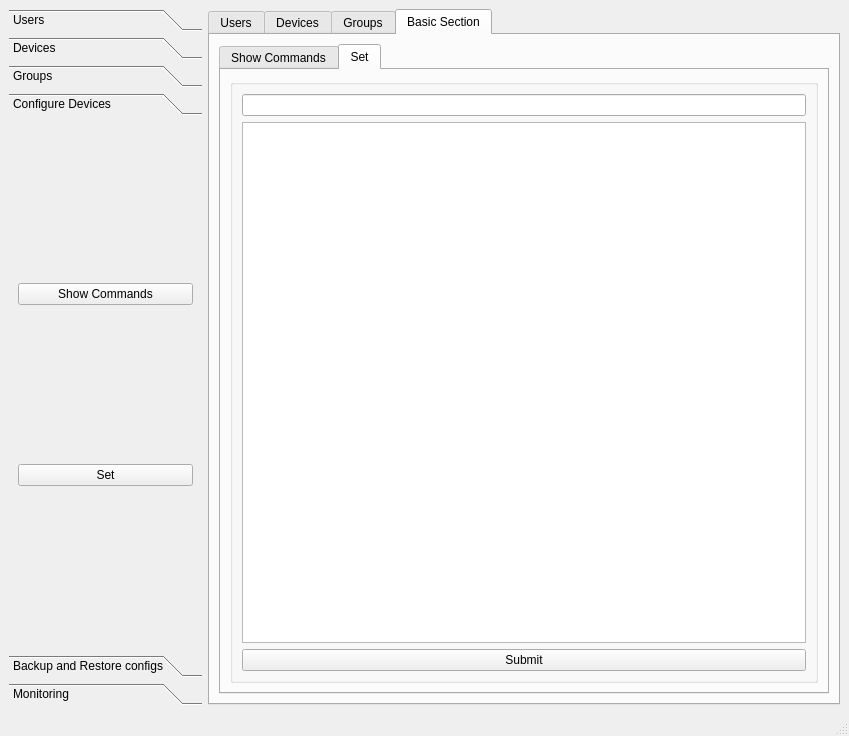
Above: main.ui from saad909/cnsrc before the change. Below: the same form after it.
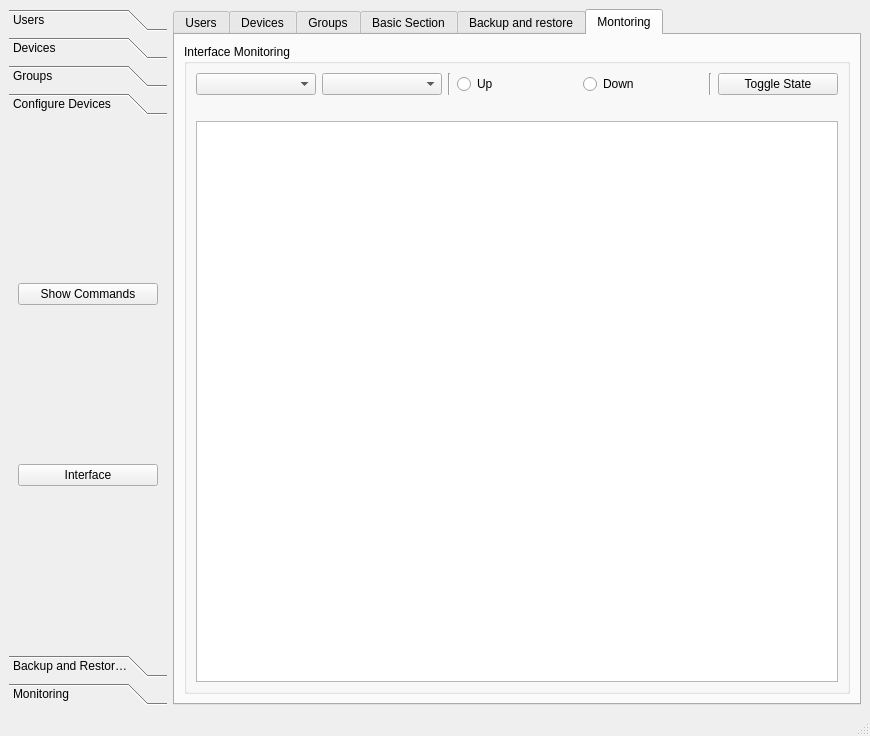
That is the form after the change. The open tabs and pages were chosen to show the change.

Commit message: interface monitoring section gui made

The edit to the form file:
```diff
--- a/main.ui
+++ b/main.ui
@@ -6,7 +6,7 @@
    <rect>
     <x>0</x>
     <y>0</y>
-    <width>849</width>
+    <width>870</width>
     <height>730</height>
    </rect>
   </property>
@@ -26,7 +26,7 @@
    <bool>false</bool>
   </property>
   <widget class="QWidget" name="centralwidget">
-   <layout class="QGridLayout" name="gridLayout_24">
+   <layout class="QFormLayout" name="formLayout">
     <item row="0" column="0">
      <widget class="QToolBox" name="toolBox">
       <property name="sizePolicy">
@@ -149,7 +149,7 @@
         <rect>
          <x>0</x>
          <y>0</y>
-         <width>167</width>
+         <width>170</width>
          <height>528</height>
         </rect>
        </property>
@@ -167,7 +167,7 @@
         <item row="1" column="0">
          <widget class="QPushButton" name="pb_bt_set_ntp">
           <property name="text">
-           <string>Set</string>
+           <string>Interface</string>
           </property>
          </widget>
         </item>
@@ -213,7 +213,7 @@
        <string notr="true"/>
       </property>
       <property name="currentIndex">
-       <number>3</number>
+       <number>5</number>
       </property>
       <widget class="QWidget" name="tab_7">
        <attribute name="title">
@@ -1807,44 +1807,95 @@
           </widget>
           <widget class="QWidget" name="tab_6">
            <attribute name="title">
-            <string>Set</string>
+            <string>Interface state</string>
            </attribute>
-           <layout class="QGridLayout" name="gridLayout_18">
-            <item row="0" column="0">
-             <widget class="QGroupBox" name="groupBox_2">
-              <property name="title">
-               <string/>
-              </property>
-              <layout class="QGridLayout" name="gridLayout_17">
-               <item row="1" column="0">
-                <widget class="QTextEdit" name="bt_set_vlan_desc">
-                 <property name="baseSize">
-                  <size>
-                   <width>400</width>
-                   <height>400</height>
-                  </size>
-                 </property>
-                </widget>
-               </item>
-               <item row="0" column="0">
-                <widget class="QLineEdit" name="bt_set_vlan_no"/>
-               </item>
-               <item row="2" column="0">
-                <widget class="QPushButton" name="bt_set_vlan_submit">
-                 <property name="text">
-                  <string>Submit</string>
-                 </property>
-                </widget>
-               </item>
-              </layout>
-             </widget>
-            </item>
-           </layout>
+           <layout class="QGridLayout" name="gridLayout_18"/>
           </widget>
          </widget>
         </item>
        </layout>
       </widget>
+      <widget class="QWidget" name="tab_8">
+       <attribute name="title">
+        <string>Backup and restore</string>
+       </attribute>
+      </widget>
+      <widget class="QWidget" name="tab_2">
+       <attribute name="title">
+        <string>Montoring</string>
+       </attribute>
+       <layout class="QGridLayout" name="gridLayout_24">
+        <item row="0" column="0">
+         <widget class="QGroupBox" name="mon_int_cb_all_interfaces">
+          <property name="title">
+           <string>Interface Monitoring</string>
+          </property>
+          <layout class="QGridLayout" name="gridLayout_17">
+           <item row="0" column="0">
+            <widget class="QComboBox" name="mon_int_cb_all_devices"/>
+           </item>
+           <item row="0" column="1">
+            <widget class="QComboBox" name="mon_"/>
+           </item>
+           <item row="0" column="3">
+            <widget class="QRadioButton" name="mon_int_rb_up">
+             <property name="text">
+              <string>Up</string>
+             </property>
+            </widget>
+           </item>
+           <item row="0" column="4">
+            <widget class="QRadioButton" name="mon_int_rb_down">
+             <property name="text">
+              <string>Down</string>
+             </property>
+            </widget>
+           </item>
+           <item row="0" column="5">
+            <widget class="Line" name="line">
+             <property name="orientation">
+              <enum>Qt::Vertical</enum>
+             </property>
+            </widget>
+           </item>
+           <item row="0" column="6">
+            <widget class="QPushButton" name="mon_int_btn_toggle">
+             <property name="text">
+              <string>Toggle State</string>
+             </property>
+            </widget>
+           </item>
+           <item row="1" column="0">
+            <widget class="QLabel" name="mon_int_lbl_interfaces_state">
+             <property name="text">
+              <string/>
+             </property>
+             <property name="alignment">
+              <set>Qt::AlignCenter</set>
+             </property>
+             <property name="wordWrap">
+              <bool>true</bool>
+             </property>
+            </widget>
+           </item>
+           <item row="2" column="0" colspan="7">
+            <widget class="QGraphicsView" name="mon_int_graph"/>
+           </item>
+           <item row="0" column="2">
+            <widget class="Line" name="line_2">
+             <property name="windowModality">
+              <enum>Qt::NonModal</enum>
+             </property>
+             <property name="orientation">
+              <enum>Qt::Vertical</enum>
+             </property>
+            </widget>
+           </item>
+          </layout>
+         </widget>
+        </item>
+       </layout>
+      </widget>
      </widget>
     </item>
    </layout>
```
Left out of the diff: 14 changed lines with no effect on the pictures. The commit also changes 2 other files.
